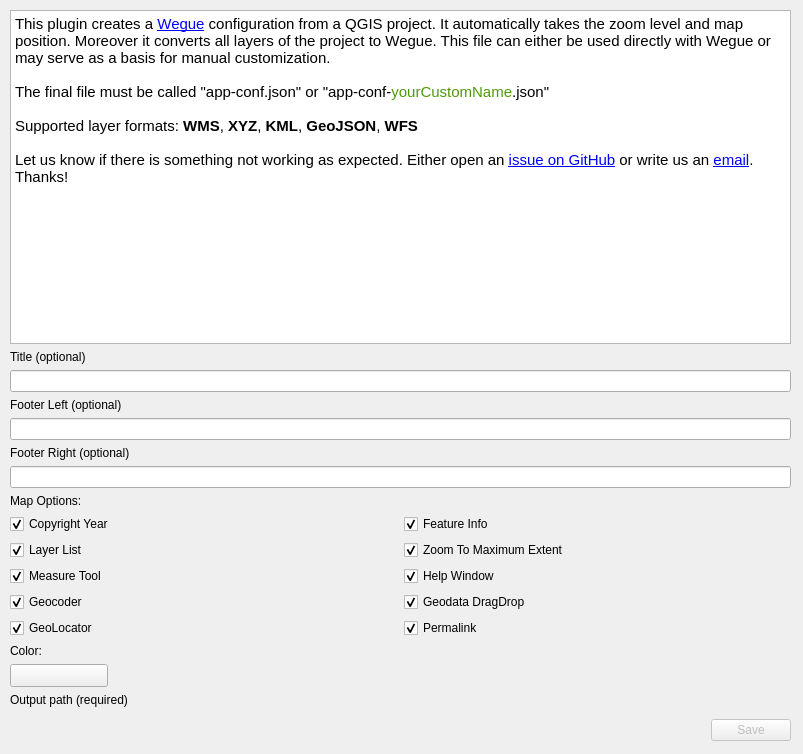
Qt form qgis2wegue_dialog_base.ui (meggsimum/qgis2wegue) before a commit.
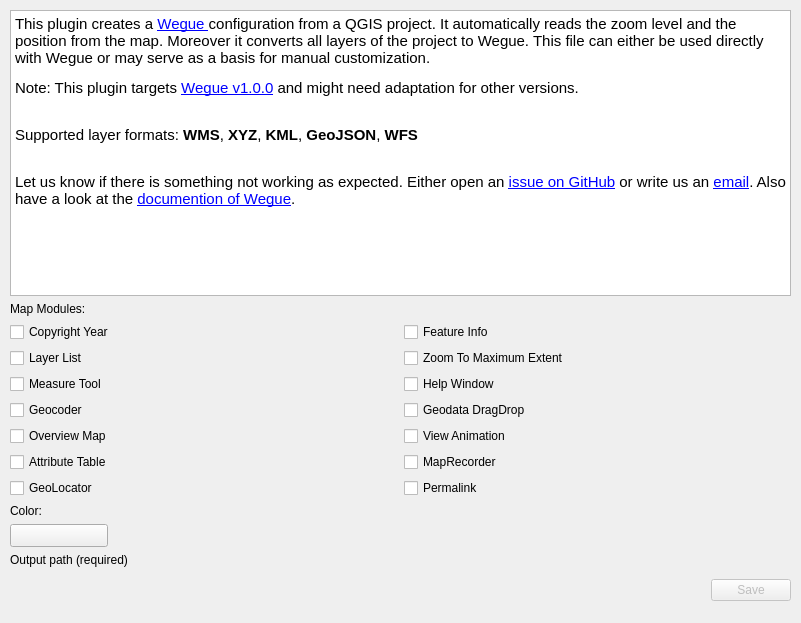
The same form after that commit. Custom widgets are drawn as their Qt base class.

Commit message:
Update plugin to Wegue `v1.0.0` (#33)
- adapt the color value to the new position within the config file
- add more map modules: Attribute Table, Overview Map, Map Recorder
- **deprecate** options to add text, because these option have moved to the "locale" file
- adapt UI and help text
- some typos
- minor Update of README

Diff of the .ui file:
```diff
--- a/qgis2wegue_dialog_base.ui
+++ b/qgis2wegue_dialog_base.ui
@@ -9,8 +9,8 @@
    <rect>
     <x>0</x>
     <y>0</y>
-    <width>803</width>
-    <height>754</height>
+    <width>801</width>
+    <height>623</height>
    </rect>
   </property>
   <property name="minimumSize">
@@ -34,7 +34,7 @@
      <x>10</x>
      <y>10</y>
      <width>781</width>
-     <height>731</height>
+     <height>591</height>
     </rect>
    </property>
    <layout class="QVBoxLayout" name="verticalLayout">
@@ -48,7 +48,10 @@
 &lt;html&gt;&lt;head&gt;&lt;meta name=&quot;qrichtext&quot; content=&quot;1&quot; /&gt;&lt;style type=&quot;text/css&quot;&gt;
 p, li { white-space: pre-wrap; }
 &lt;/style&gt;&lt;/head&gt;&lt;body style=&quot; font-family:'Noto Sans'; font-size:9pt; font-weight:400; font-style:normal;&quot;&gt;
-&lt;p style=&quot; margin-top:0px; margin-bottom:0px; margin-left:0px; margin-right:0px; -qt-block-indent:0; text-indent:0px;&quot;&gt;&lt;span style=&quot; font-family:'Cantarell'; font-size:11pt;&quot;&gt;This plugin creates a &lt;/span&gt;&lt;a href=&quot;https://github.com/meggsimum/wegue&quot;&gt;&lt;span style=&quot; font-family:'Cantarell'; font-size:11pt; text-decoration: underline; color:#0000ff;&quot;&gt;Wegue&lt;/span&gt;&lt;/a&gt;&lt;span style=&quot; font-family:'Cantarell'; font-size:11pt;&quot;&gt; configuration from a QGIS project. It automatically takes the zoom level and map position. Moreover it converts all layers of the project to Wegue. This file can either be used directly with Wegue or may serve as a basis for manual customization. &lt;br /&gt;&lt;br /&gt;The final file must be called &amp;quot;app-conf.json&amp;quot; or &amp;quot;app-conf-&lt;/span&gt;&lt;span style=&quot; font-family:'Cantarell'; font-size:11pt; color:#4e9a06;&quot;&gt;yourCustomName&lt;/span&gt;&lt;span style=&quot; font-family:'Cantarell'; font-size:11pt;&quot;&gt;.json&amp;quot;&lt;br /&gt;&lt;br /&gt;Supported layer formats: &lt;/span&gt;&lt;span style=&quot; font-family:'Cantarell'; font-size:11pt; font-weight:600; color:#000000;&quot;&gt;WMS&lt;/span&gt;&lt;span style=&quot; font-family:'Cantarell'; font-size:11pt; color:#000000;&quot;&gt;, &lt;/span&gt;&lt;span style=&quot; font-family:'Cantarell'; font-size:11pt; font-weight:600; color:#000000;&quot;&gt;XYZ&lt;/span&gt;&lt;span style=&quot; font-family:'Cantarell'; font-size:11pt; color:#000000;&quot;&gt;, &lt;/span&gt;&lt;span style=&quot; font-family:'Cantarell'; font-size:11pt; font-weight:600; color:#000000;&quot;&gt;KML&lt;/span&gt;&lt;span style=&quot; font-family:'Cantarell'; font-size:11pt; color:#000000;&quot;&gt;, &lt;/span&gt;&lt;span style=&quot; font-family:'Cantarell'; font-size:11pt; font-weight:600; color:#000000;&quot;&gt;GeoJSON&lt;/span&gt;&lt;span style=&quot; font-family:'Cantarell'; font-size:11pt; color:#000000;&quot;&gt;, &lt;/span&gt;&lt;span style=&quot; font-family:'Cantarell'; font-size:11pt; font-weight:600; color:#000000;&quot;&gt;WFS&lt;/span&gt;&lt;span style=&quot; font-family:'Cantarell'; font-size:11pt;&quot;&gt;&lt;br /&gt;&lt;br /&gt;&lt;/span&gt;&lt;span style=&quot; font-family:'Cantarell'; font-size:11pt; color:#000000;&quot;&gt;Let us know if there is something not working as expected. Either open an &lt;/span&gt;&lt;a href=&quot;https://github.com/meggsimum/qgis2wegue/issues/new&quot;&gt;&lt;span style=&quot; font-family:'Cantarell'; font-size:11pt; text-decoration: underline; color:#0000ff;&quot;&gt;issue on GitHub&lt;/span&gt;&lt;/a&gt;&lt;span style=&quot; font-family:'Cantarell'; font-size:11pt; color:#000000;&quot;&gt; or write us an &lt;/span&gt;&lt;a href=&quot;mailto:info@jakobmiksch.eu&quot;&gt;&lt;span style=&quot; font-family:'Cantarell'; font-size:11pt; text-decoration: underline; color:#0000ff;&quot;&gt;email&lt;/span&gt;&lt;/a&gt;&lt;span style=&quot; font-family:'Cantarell'; font-size:11pt; color:#000000;&quot;&gt;.  Thanks!&lt;/span&gt;&lt;/p&gt;&lt;/body&gt;&lt;/html&gt;</string>
+&lt;p style=&quot; margin-top:12px; margin-bottom:12px; margin-left:0px; margin-right:0px; -qt-block-indent:0; text-indent:0px;&quot;&gt;&lt;span style=&quot; font-family:'Cantarell'; font-size:11pt; color:#000000;&quot;&gt;This plugin creates a &lt;/span&gt;&lt;a href=&quot;https://github.com/meggsimum/wegue&quot;&gt;&lt;span style=&quot; font-family:'Cantarell'; font-size:11pt; text-decoration: underline; color:#0000ff;&quot;&gt;Wegue &lt;/span&gt;&lt;/a&gt;&lt;span style=&quot; font-family:'Cantarell'; font-size:11pt; color:#000000;&quot;&gt;configuration from a QGIS project. It automatically reads the zoom level and the position from the map. Moreover it converts all layers of the project to Wegue. This file can either be used directly with Wegue or may serve as a basis for manual customization. &lt;/span&gt;&lt;/p&gt;
+&lt;p style=&quot; margin-top:12px; margin-bottom:12px; margin-left:0px; margin-right:0px; -qt-block-indent:0; text-indent:0px;&quot;&gt;&lt;span style=&quot; font-family:'Cantarell'; font-size:11pt; color:#000000;&quot;&gt;Note: This plugin targets &lt;/span&gt;&lt;a href=&quot;https://github.com/meggsimum/wegue/releases/tag/v1.0.0&quot;&gt;&lt;span style=&quot; font-size:11pt; text-decoration: underline; color:#0000ff;&quot;&gt;Wegue v1.0.0&lt;/span&gt;&lt;/a&gt;&lt;span style=&quot; font-family:'Cantarell'; font-size:11pt; color:#000000;&quot;&gt; and might need adaptation for other versions.&lt;/span&gt;&lt;/p&gt;
+&lt;p style=&quot; margin-top:12px; margin-bottom:12px; margin-left:0px; margin-right:0px; -qt-block-indent:0; text-indent:0px;&quot;&gt;&lt;span style=&quot; font-family:'Cantarell'; font-size:11pt; color:#000000;&quot;&gt;&lt;br /&gt;Supported layer formats: &lt;/span&gt;&lt;span style=&quot; font-family:'Cantarell'; font-size:11pt; font-weight:600; color:#000000;&quot;&gt;WMS&lt;/span&gt;&lt;span style=&quot; font-family:'Cantarell'; font-size:11pt; color:#000000;&quot;&gt;, &lt;/span&gt;&lt;span style=&quot; font-family:'Cantarell'; font-size:11pt; font-weight:600; color:#000000;&quot;&gt;XYZ&lt;/span&gt;&lt;span style=&quot; font-family:'Cantarell'; font-size:11pt; color:#000000;&quot;&gt;, &lt;/span&gt;&lt;span style=&quot; font-family:'Cantarell'; font-size:11pt; font-weight:600; color:#000000;&quot;&gt;KML&lt;/span&gt;&lt;span style=&quot; font-family:'Cantarell'; font-size:11pt; color:#000000;&quot;&gt;, &lt;/span&gt;&lt;span style=&quot; font-family:'Cantarell'; font-size:11pt; font-weight:600; color:#000000;&quot;&gt;GeoJSON&lt;/span&gt;&lt;span style=&quot; font-family:'Cantarell'; font-size:11pt; color:#000000;&quot;&gt;, &lt;/span&gt;&lt;span style=&quot; font-family:'Cantarell'; font-size:11pt; font-weight:600; color:#000000;&quot;&gt;WFS&lt;/span&gt;&lt;/p&gt;
+&lt;p style=&quot; margin-top:12px; margin-bottom:12px; margin-left:0px; margin-right:0px; -qt-block-indent:0; text-indent:0px;&quot;&gt;&lt;span style=&quot; font-family:'Cantarell'; font-size:11pt;&quot;&gt;&lt;br /&gt;&lt;/span&gt;&lt;span style=&quot; font-family:'Cantarell'; font-size:11pt; color:#000000;&quot;&gt;Let us know if there is something not working as expected. Either open an &lt;/span&gt;&lt;a href=&quot;https://github.com/meggsimum/qgis2wegue/issues/new&quot;&gt;&lt;span style=&quot; font-family:'Cantarell'; font-size:11pt; text-decoration: underline; color:#0000ff;&quot;&gt;issue on GitHub&lt;/span&gt;&lt;/a&gt;&lt;span style=&quot; font-family:'Cantarell'; font-size:11pt; color:#000000;&quot;&gt; or write us an &lt;/span&gt;&lt;a href=&quot;mailto:info@meggsimum.de&quot;&gt;&lt;span style=&quot; font-family:'Cantarell'; font-size:11pt; text-decoration: underline; color:#0000ff;&quot;&gt;email&lt;/span&gt;&lt;/a&gt;&lt;span style=&quot; font-family:'Cantarell'; font-size:11pt; color:#000000;&quot;&gt;. Also have a look at the &lt;/span&gt;&lt;a href=&quot;http://www.wegue.org&quot;&gt;&lt;span style=&quot; font-size:11pt; text-decoration: underline; color:#0000ff;&quot;&gt;documention of Wegue&lt;/span&gt;&lt;/a&gt;&lt;span style=&quot; font-family:'Cantarell'; font-size:11pt; color:#000000;&quot;&gt;.&lt;/span&gt;&lt;/p&gt;&lt;/body&gt;&lt;/html&gt;</string>
       </property>
       <property name="openExternalLinks">
        <bool>true</bool>
@@ -58,142 +61,152 @@
       </property>
      </widget>
     </item>
-    <item>
-     <widget class="QLabel" name="label_1">
-      <property name="text">
-       <string>Title (optional)</string>
-      </property>
-     </widget>
-    </item>
-    <item>
-     <widget class="QLineEdit" name="q2w_title_widget"/>
-    </item>
-    <item>
-     <widget class="QLabel" name="label_2">
-      <property name="text">
-       <string>Footer Left (optional)</string>
-      </property>
-     </widget>
-    </item>
-    <item>
-     <widget class="QLineEdit" name="q2w_footer_left_widget"/>
-    </item>
-    <item>
-     <widget class="QLabel" name="label_3">
-      <property name="text">
-       <string>Footer Right (optional)</string>
-      </property>
-     </widget>
-    </item>
-    <item>
-     <widget class="QLineEdit" name="q2w_footer_right_widget"/>
-    </item>
-    <item>
-     <widget class="QLabel" name="label_5">
-      <property name="text">
-       <string>Map Options:</string>
-      </property>
-     </widget>
-    </item>
     <item>
      <layout class="QGridLayout" name="gridLayout">
-      <item row="0" column="1">
-       <widget class="QCheckBox" name="q2w_info_click">
+      <item row="10" column="1">
+       <widget class="QCheckBox" name="q2w_permalink">
         <property name="text">
-         <string>Feature Info</string>
+         <string>Permalink</string>
         </property>
         <property name="checked">
-         <bool>true</bool>
+         <bool>false</bool>
         </property>
        </widget>
       </item>
-      <item row="0" column="0">
-       <widget class="QCheckBox" name="q2w_copyright_year">
+      <item row="9" column="1">
+       <widget class="QCheckBox" name="q2w_map_recorder">
         <property name="text">
-         <string>Copyright Year</string>
+         <string>MapRecorder</string>
         </property>
         <property name="checked">
-         <bool>true</bool>
+         <bool>false</bool>
         </property>
        </widget>
       </item>
-      <item row="2" column="1">
-       <widget class="QCheckBox" name="q2w_help_window">
+      <item row="10" column="0">
+       <widget class="QCheckBox" name="q2w_geolocator">
         <property name="text">
-         <string>Help Window</string>
+         <string>GeoLocator</string>
         </property>
         <property name="checked">
-         <bool>true</bool>
+         <bool>false</bool>
         </property>
        </widget>
       </item>
-      <item row="2" column="0">
-       <widget class="QCheckBox" name="q2w_measure_tool">
+      <item row="7" column="0">
+       <widget class="QCheckBox" name="q2w_geocoder">
         <property name="text">
-         <string>Measure Tool</string>
+         <string>Geocoder</string>
         </property>
         <property name="checked">
-         <bool>true</bool>
+         <bool>false</bool>
         </property>
        </widget>
       </item>
-      <item row="1" column="1">
-       <widget class="QCheckBox" name="q2w_max_extent">
+      <item row="9" column="0">
+       <widget class="QCheckBox" name="q2w_attribute_table">
         <property name="text">
-         <string>Zoom To Maximum Extent</string>
+         <string>Attribute Table</string>
         </property>
         <property name="checked">
-         <bool>true</bool>
+         <bool>false</bool>
         </property>
        </widget>
       </item>
-      <item row="1" column="0">
+      <item row="4" column="0">
        <widget class="QCheckBox" name="q2w_layer_list">
         <property name="text">
          <string>Layer List</string>
         </property>
         <property name="checked">
-         <bool>true</bool>
+         <bool>false</bool>
+        </property>
+       </widget>
+      </item>
+      <item row="8" column="1">
+       <widget class="QCheckBox" name="q2w_view_animation">
+        <property name="text">
+         <string>View Animation</string>
+        </property>
+        <property name="checked">
+         <bool>false</bool>
         </property>
        </widget>
       </item>
       <item row="4" column="1">
-       <widget class="QCheckBox" name="q2w_permalink">
+       <widget class="QCheckBox" name="q2w_max_extent">
         <property name="text">
-         <string>Permalink</string>
+         <string>Zoom To Maximum Extent</string>
         </property>
         <property name="checked">
-         <bool>true</bool>
+         <bool>false</bool>
         </property>
        </widget>
       </item>
-      <item row="3" column="1">
+      <item row="8" column="0">
+       <widget class="QCheckBox" name="q2w_overview_map">
+        <property name="text">
+         <string>Overview Map</string>
+        </property>
+        <property name="checked">
+         <bool>false</bool>
+        </property>
+       </widget>
+      </item>
+      <item row="6" column="0">
+       <widget class="QCheckBox" name="q2w_measure_tool">
+        <property name="text">
+         <string>Measure Tool</string>
+        </property>
+        <property name="checked">
+         <bool>false</bool>
+        </property>
+       </widget>
+      </item>
+      <item row="7" column="1">
        <widget class="QCheckBox" name="q2w_geodata_drag_drop">
         <property name="text">
          <string>Geodata DragDrop</string>
         </property>
         <property name="checked">
-         <bool>true</bool>
+         <bool>false</bool>
+        </property>
+       </widget>
+      </item>
+      <item row="3" column="1">
+       <widget class="QCheckBox" name="q2w_info_click">
+        <property name="text">
+         <string>Feature Info</string>
+        </property>
+        <property name="checked">
+         <bool>false</bool>
+        </property>
+       </widget>
+      </item>
+      <item row="6" column="1">
+       <widget class="QCheckBox" name="q2w_help_window">
+        <property name="text">
+         <string>Help Window</string>
+        </property>
+        <property name="checked">
+         <bool>false</bool>
         </property>
        </widget>
       </item>
       <item row="3" column="0">
-       <widget class="QCheckBox" name="q2w_geocoder">
+       <widget class="QCheckBox" name="q2w_copyright_year">
         <property name="text">
-         <string>Geocoder</string>
+         <string>Copyright Year</string>
         </property>
         <property name="checked">
-         <bool>true</bool>
+         <bool>false</bool>
         </property>
        </widget>
       </item>
-      <item row="4" column="0">
-       <widget class="QCheckBox" name="q2w_geolocator">
+      <item row="1" column="0">
+       <widget class="QLabel" name="label_5">
         <property name="text">
-         <string>GeoLocator</string>
-        </property>
-        <property name="checked">
-         <bool>true</bool>
+         <string>Map Modules:</string>
         </property>
        </widget>
       </item>
```
The commit also changes 8 other files.
